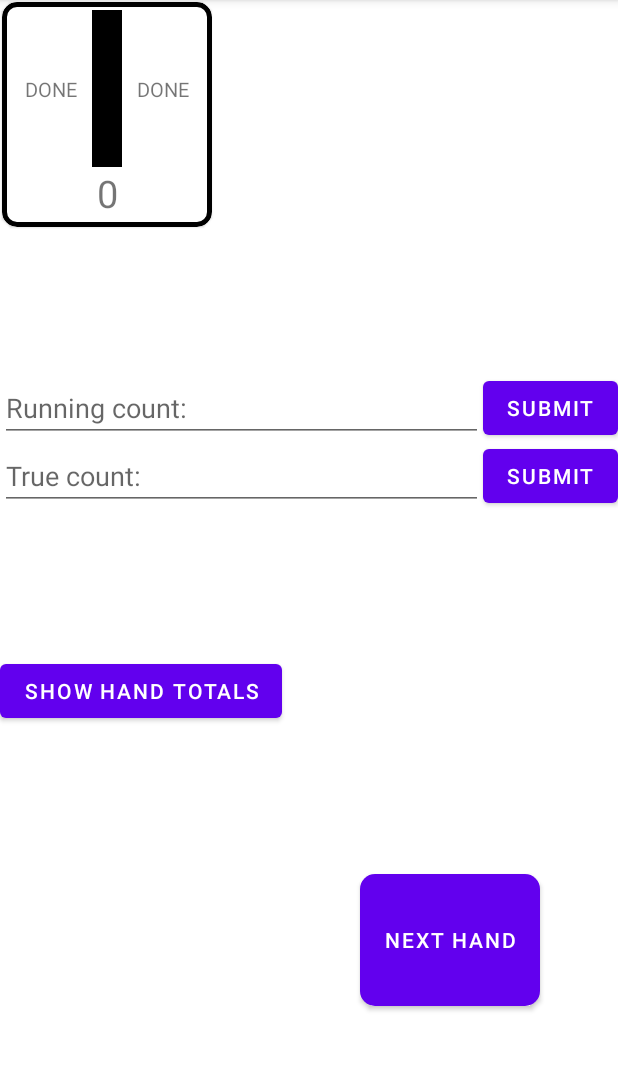
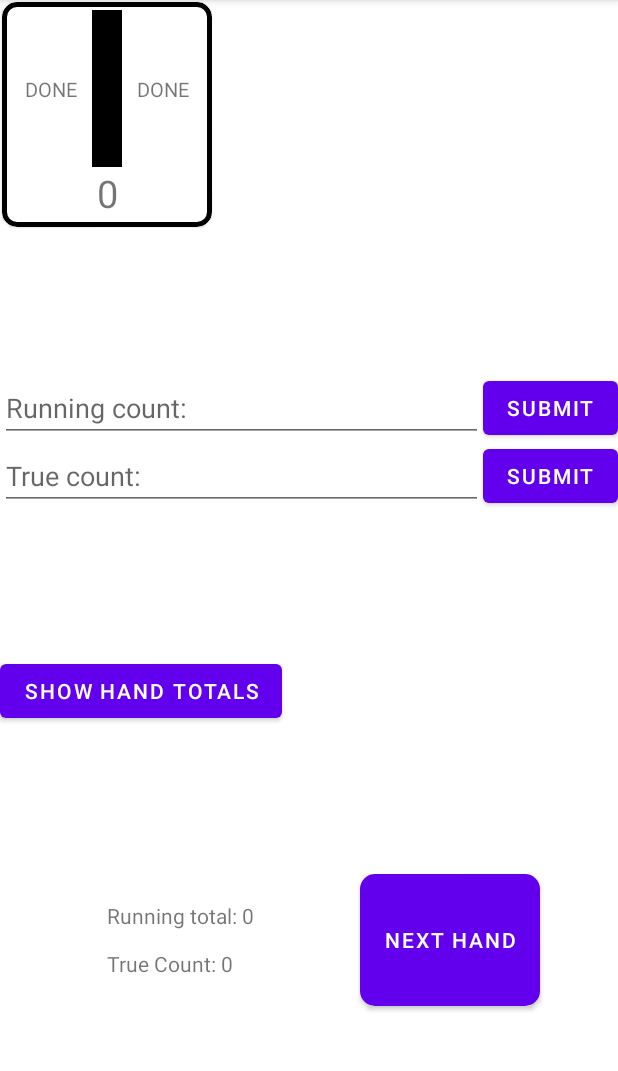
Before and after one commit to scappworks/CountMeIn, an Android app: the GameActivity screen opened directly, with no data from a screen before it, after a tap on "SHOW HAND TOTALS", on a phone screen of 412 x 824 dp, the part 84-1155 px from its top. Run offline under Robolectric (Android 15) with nearby library versions, the phone set to English and light mode, and no system bars; 3 statements that could not run were skipped.

Commit message:
add views and button for player guesses and revealing answer logic

```diff
--- a/app/src/main/java/com/scappworks/countmein/activities/GameActivity.kt
+++ b/app/src/main/java/com/scappworks/countmein/activities/GameActivity.kt
@@ -4,7 +4,10 @@ import HandsAdapter
 import androidx.appcompat.app.AppCompatActivity
 import android.os.Bundle
 import android.util.Log
+import android.view.View
 import android.widget.Button
+import android.widget.EditText
+import android.widget.TextView
 import android.widget.Toast
 import androidx.recyclerview.widget.LinearLayoutManager
 import androidx.recyclerview.widget.RecyclerView
@@ -28,8 +31,14 @@ class GameActivity : AppCompatActivity() {
         val linearLayoutManager = LinearLayoutManager(this, LinearLayoutManager.HORIZONTAL, false)
         val nextHandButton = findViewById<Button>(R.id.next_hand_button)
         val showHandsTotalButton = findViewById<Button>(R.id.show_hand_totals_button)
+        val runningCountGuessEditText = findViewById<EditText>(R.id.running_count_guess)
+        val runningCountGuessButton = findViewById<Button>(R.id.running_count_guess_submit)
+        val trueCountGuessEditText = findViewById<EditText>(R.id.true_count_guess)
+        val trueCountGuessButton = findViewById<Button>(R.id.true_count_guess_submit)
+        val showTotalsTextView = findViewById<TextView>(R.id.show_totals_box)
 
         gameVariables.doUpdateRunningCount()
+        setTotalViewText(showTotalsTextView, gameVariables)
 
         nextHandButton.setOnClickListener {
             if (!gameVariables.checkFinished()) {
@@ -37,15 +46,36 @@ class GameActivity : AppCompatActivity() {
                 handsRvList = gameVariables.playerHands
                 handsRvAdapter = HandsAdapter(this, handsRvList)
                 handsRV.adapter = handsRvAdapter
+                showTotalsTextView.visibility = View.INVISIBLE
+            }
+
+            else {
+                showTotalsTextView.visibility = View.VISIBLE
+                setTotalViewText(showTotalsTextView, gameVariables)
             }
         }
 
         showHandsTotalButton.setOnClickListener {
             handsRvAdapter.revealed = !handsRvAdapter.revealed
             handsRvAdapter.notifyDataSetChanged()
+
+            if (showTotalsTextView.visibility == View.VISIBLE) {
+                showTotalsTextView.visibility = View.INVISIBLE
+            }
+
+            else {
+                showTotalsTextView.visibility = View.VISIBLE
+            }
+
+            setTotalViewText(showTotalsTextView, gameVariables)
         }
 
         handsRV.adapter = handsRvAdapter
         handsRV.layoutManager = linearLayoutManager
     }
+
+    private fun setTotalViewText(d: TextView, g: GameVariables) {
+        d.text = "Running total: " + g.runningCount.toString() +
+                "\n\nTrue Count: " + g.trueCount.toString()
+    }
 }
--- a/app/src/main/java/com/scappworks/countmein/variables/GameVariables.kt
+++ b/app/src/main/java/com/scappworks/countmein/variables/GameVariables.kt
@@ -121,6 +121,8 @@ data class GameVariables(val playerCount:Int, var deckCount:Int) {
 
         updateDeckCount()
 
+        Log.i("TRUECOUNT", trueCount.toString())
+
         return hands.toList()
     }
 
--- a/app/src/main/res/layout/activity_game.xml
+++ b/app/src/main/res/layout/activity_game.xml
@@ -69,6 +69,17 @@
         app:layout_constraintLeft_toLeftOf="parent"
         android:text="@string/show_hand_totals" />
 
+    <TextView
+        android:id="@+id/show_totals_box"
+        android:layout_width="wrap_content"
+        android:layout_height="wrap_content"
+        android:text="Here is the test box"
+        android:visibility="invisible"
+        app:layout_constraintTop_toBottomOf="@+id/show_hand_totals_button"
+        app:layout_constraintLeft_toLeftOf="parent"
+        app:layout_constraintRight_toLeftOf="@+id/next_hand_button"
+        app:layout_constraintBottom_toBottomOf="parent" />
+
     <com.google.android.material.button.MaterialButton
         android:id="@+id/next_hand_button"
         android:layout_width="wrap_content"
```
